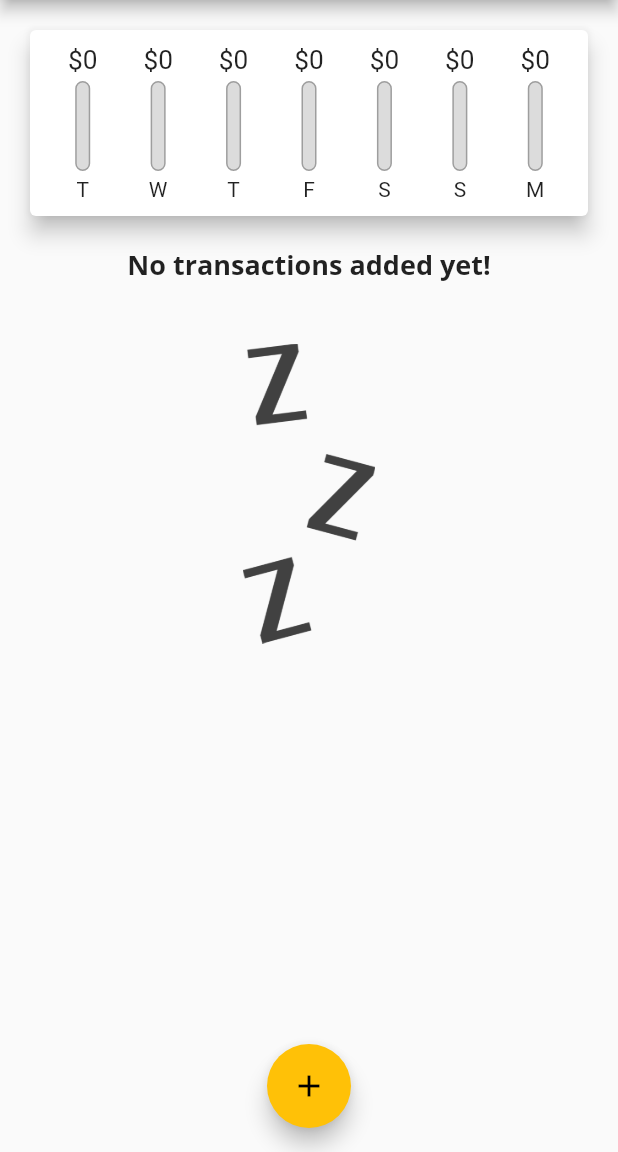
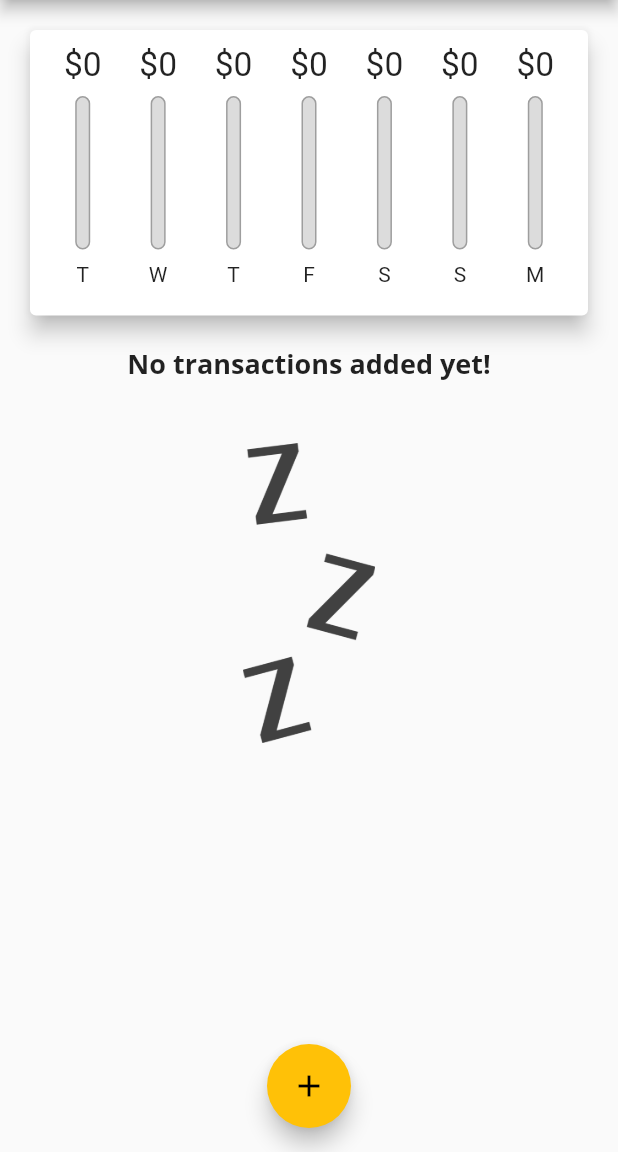
Before and after one commit to Charizard17/expense_planner, a Flutter app: the screen it shows after launch, on a phone screen of 412 x 824 dp, the part 84-1236 px from its top. Run offline on Flutter 3.47's test engine with Material 2 defaults, Android fonts, the phone set to English and light mode, and no system bars.

Commit message:
layout builder and media query added. calculate sizes of widgets dynamically

```diff
--- a/lib/main.dart
+++ b/lib/main.dart
@@ -15,7 +15,7 @@ class MyApp extends StatelessWidget {
       theme: ThemeData(
         primarySwatch: Colors.teal,
         accentColor: Colors.amber,
-        errorColor: Colors.red,
+        errorColor: Colors.purple,
         fontFamily: 'Quicksand',
         textTheme: ThemeData.light().textTheme.copyWith(
               headline6: TextStyle(
@@ -109,8 +109,7 @@ class _MyHomePageState extends State<MyHomePage> {
 
   @override
   Widget build(BuildContext context) {
-    return Scaffold(
-      appBar: AppBar(
+    final appBar = AppBar(
       title: Text(
         'Personal Expenses',
       ),
@@ -120,14 +119,25 @@ class _MyHomePageState extends State<MyHomePage> {
           onPressed: () => _startAddNewTransaction(context),
         )
       ],
-      ),
+    );
+
+    return Scaffold(
+      appBar: appBar,
       body: SingleChildScrollView(
         child: Column(
           mainAxisAlignment: MainAxisAlignment.start,
           crossAxisAlignment: CrossAxisAlignment.center,
           children: <Widget>[
-            Chart(_recentTransactions),
-            TransactionList(_userTransactions, _deleteTransaction),
+            Container(
+                height: (MediaQuery.of(context).size.height -
+                        appBar.preferredSize.height - MediaQuery.of(context).padding.top) *
+                    0.3,
+                child: Chart(_recentTransactions)),
+            Container(
+                height: (MediaQuery.of(context).size.height -
+                        appBar.preferredSize.height - MediaQuery.of(context).padding.top) *
+                    0.7,
+                child: TransactionList(_userTransactions, _deleteTransaction)),
           ],
         ),
       ),
--- a/lib/widgets/chart_bar.dart
+++ b/lib/widgets/chart_bar.dart
@@ -9,19 +9,20 @@ class ChartBar extends StatelessWidget {
 
   @override
   Widget build(BuildContext context) {
+    return LayoutBuilder(builder: (ctx, contraints) {
       return Column(
         children: <Widget>[
           Container(
-          height: 20,
+            height: contraints.maxHeight * 0.15,
             child: FittedBox(
               child: Text('\$${spendingAmount.toStringAsFixed(0)}'),
             ),
           ),
           SizedBox(
-          height: 4,
+            height: contraints.maxHeight * 0.05,
           ),
           Container(
-          height: 60,
+            height: contraints.maxHeight * 0.6,
             width: 10,
             child: Stack(
               children: <Widget>[
@@ -45,10 +46,14 @@ class ChartBar extends StatelessWidget {
             ),
           ),
           SizedBox(
-          height: 4,
+            height: contraints.maxHeight * 0.05,
           ),
-        Text(label),
+          Container(
+            height: contraints.maxHeight * 0.15,
+            child: Text(label),
+          ),
         ],
       );
+    });
   }
 }
--- a/lib/widgets/transaction_list.dart
+++ b/lib/widgets/transaction_list.dart
@@ -11,9 +11,7 @@ class TransactionList extends StatelessWidget {
 
   @override
   Widget build(BuildContext context) {
-    return Container(
-      height: 300,
-      child: transactions.isEmpty
+    return transactions.isEmpty
         ? Column(
             children: <Widget>[
               Text(
@@ -66,7 +64,6 @@ class TransactionList extends StatelessWidget {
               );
             },
             itemCount: transactions.length,
-            ),
           );
   }
 }
```
Lines whose indentation alone changed are shown as unchanged.
